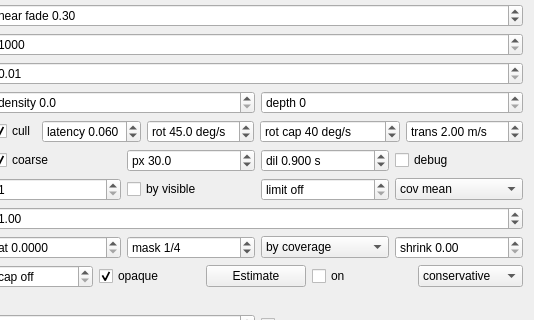
First picture: the form in gui_client/GaussianSplatSettingsWidget.ui, repository russiaman/substrata_robo, before the edit; both pictures show x 168 to 702 and y 257 to 577 of the 702 by 1056 pixel window.
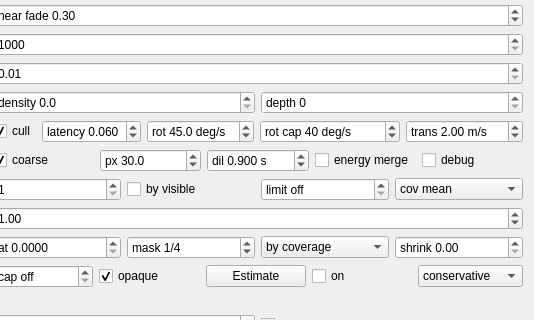
Second picture: the form after the edit.

Commit message:
Splats: energy merge colour toggle in the settings panel (session071)
"energy merge" checkbox in Frustum settings2, driving
GaussianSplatRenderer::setMergeColourMode(). Applies live on the loaded
scene - the setter re-derives and re-uploads merged colours without a
reload. Default off (Legacy), so the two can be A/B'd.

```diff
--- a/gui_client/GaussianSplatSettingsWidget.ui
+++ b/gui_client/GaussianSplatSettingsWidget.ui
@@ -874,6 +874,19 @@
         </property>
        </widget>
       </item>
+      <item>
+       <widget class="QCheckBox" name="energyMergeColourCheckBox">
+        <property name="text">
+         <string>energy merge</string>
+        </property>
+        <property name="toolTip">
+         <string>SESSION071: derive a merged LoD node's colour + opacity from conservation of on-screen premultiplied energy (weight = opacity * silhouette AREA; opacity = 1 - (1 - mean_alpha)^layers) instead of the session063 volume-ratio amplitude. Fixes two artefacts that grow with the pixel scale limit: bright dense regions merging to flat clipped white (the old A&gt;1 branch scaled colour into the clamp), and widely-spread groups going transparent and dark (the old amplitude divided by a parent VOLUME inflated by the merge's spread-of-centres term). Re-derives colours on the loaded scene - no reload, no re-traversal. Applies live.</string>
+        </property>
+        <property name="checked">
+         <bool>false</bool>
+        </property>
+       </widget>
+      </item>
       <item>
        <widget class="QCheckBox" name="coarseLayerDebugCheckBox">
         <property name="text">
```
The commit also changes 2 other files.
